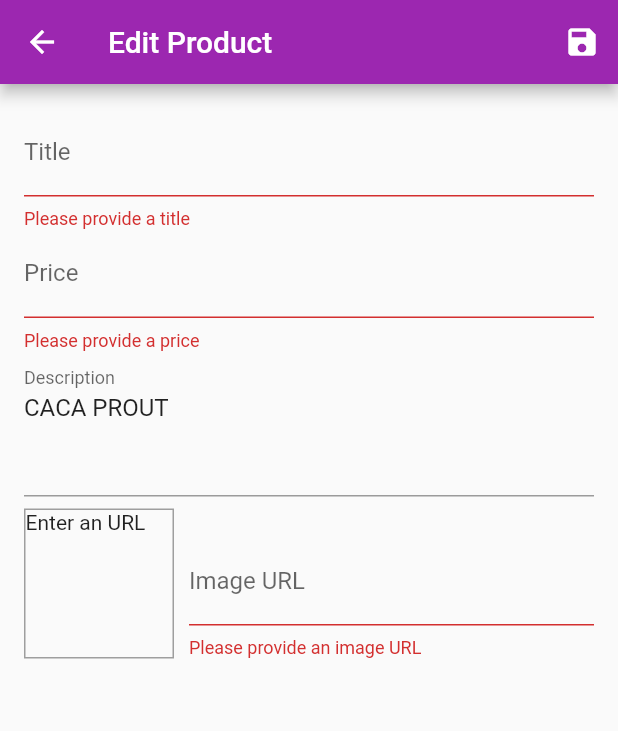
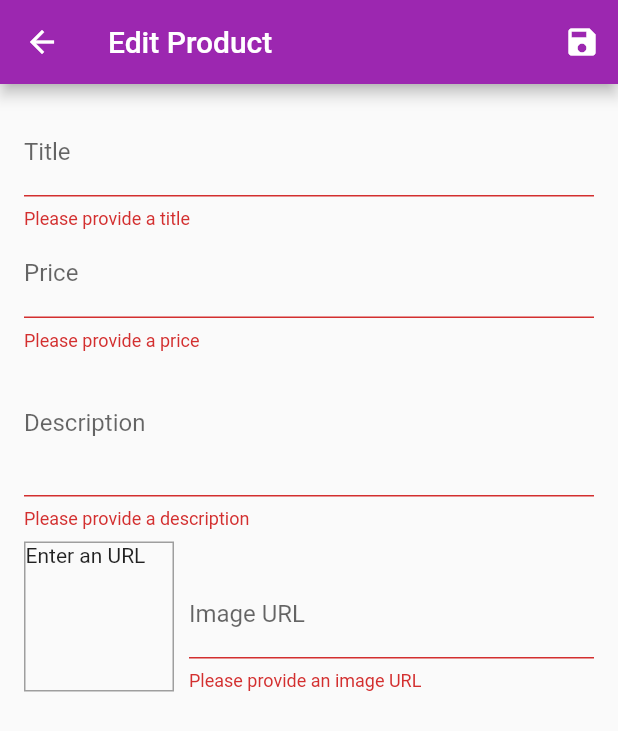
Before and after one commit to Amorem/FlutterShop, a Flutter app: the EditProductScreen screen opened by its route, after a tap on the "save" icon, on a phone screen of 412 x 824 dp. Shown: the top 731 px of the screen. Run offline on Flutter 3.47's test engine with Material 2 defaults, Android fonts, the phone set to English and light mode, and no system bars; network calls fail.

```diff
--- a/lib/screens/edit_product_screen.dart
+++ b/lib/screens/edit_product_screen.dart
@@ -27,7 +27,7 @@ class _EditProductScreenState extends State<EditProductScreen> {
   var _initValues = {
     'title': '',
     'price': '',
-    'description': 'CACA PROUT',
+    'description': '',
     'imageUrl': '',
   };
 
--- a/pubspec.yaml
+++ b/pubspec.yaml
@@ -21,6 +21,7 @@ dependencies:
     sdk: flutter
   provider: ^3.0.0+1
   intl: ^0.15.8
+  http: ^0.12.0+2
 
   # The following adds the Cupertino Icons font to your application.
   # Use with the CupertinoIcons class for iOS style icons.
```
Also changed, not shown: lib/providers/products.dart (+16 -1 lines), pubspec.lock.
